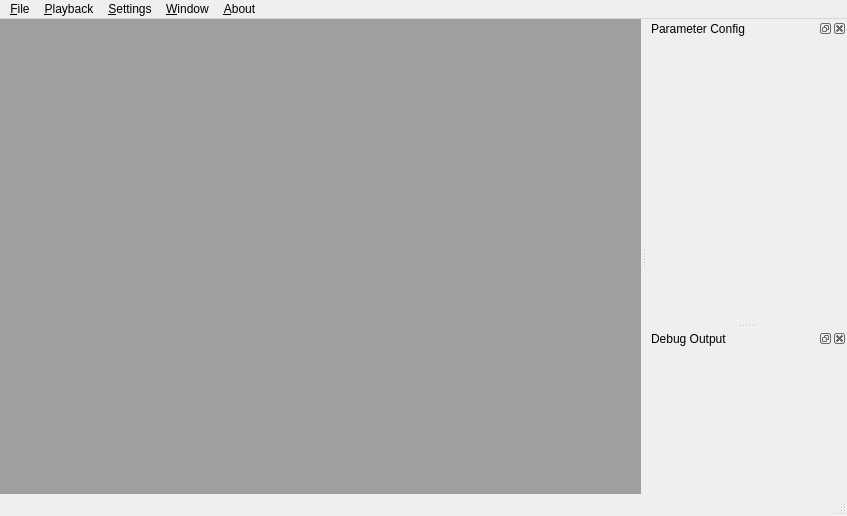
This is NoobaFE/Forms/MainWindow.ui in noobavss/NoobaVSS as Qt 5 draws it before an edit. The edited form follows.
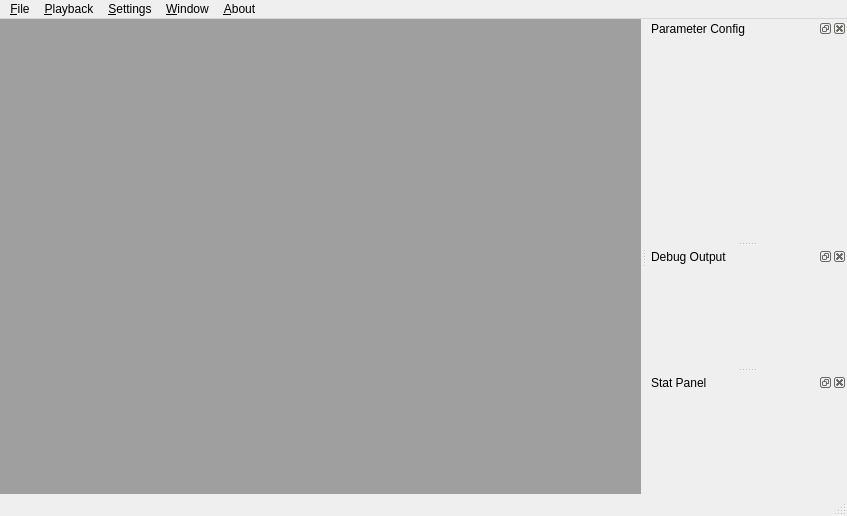
This is the edited form. Icons and pictures are not drawn.

Commit message: [Added] Stat update panel added. [Added] New function added to API for inputData() and OutputData() this is the only fuction that can connect with plugins. PluginPassData is not working properly.

The edit to the form file:
```diff
--- a/NoobaFE/Forms/MainWindow.ui
+++ b/NoobaFE/Forms/MainWindow.ui
@@ -131,6 +131,15 @@
    </attribute>
    <widget class="QWidget" name="dockWidgetContents_3"/>
   </widget>
+  <widget class="QDockWidget" name="statPanelDock">
+   <property name="windowTitle">
+    <string>Stat Panel</string>
+   </property>
+   <attribute name="dockWidgetArea">
+    <number>2</number>
+   </attribute>
+   <widget class="QWidget" name="dockWidgetContents_2"/>
+  </widget>
   <action name="actionOpen">
    <property name="icon">
     <iconset resource="../Resources/mainwind.qrc">
```
Left out of the diff: 38 changed lines with no effect on the pictures. The commit also changes 13 other files.
